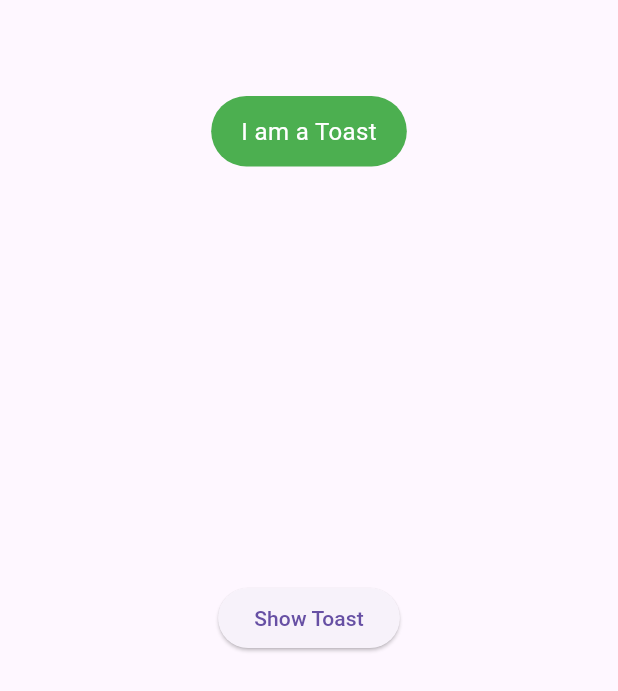
After one commit to pradeepyuni07/Day2-Dart, a Flutter app: the ToastDemo screen opened directly, after a tap on "Show Toast", on a phone screen of 412 x 824 dp. The commit adds this screen. Shown: the top 691 px of the screen. Run offline on Flutter 3.47's test engine with Material 3 defaults, Android fonts, the phone set to English and light mode, and no system bars; our stand-ins replace fluttertoast, image_picker; key blocks and very long unbroken strings in the code were emptied for the run.

Commit message:
Toast Completed

```diff
--- a/lib/main.dart
+++ b/lib/main.dart
@@ -13,6 +13,7 @@ import 'package:dart_app/rowcolumn.dart';
 import 'package:dart_app/stlessful.dart';
 import 'package:dart_app/text_field_widget.dart';
 import 'package:dart_app/text_formField.dart' show TextFormfieldDemo;
+import 'package:dart_app/toast_demo.dart';
 import 'package:dart_app/wrap_widget.dart';
 import 'package:flutter/material.dart';
 
@@ -30,7 +31,7 @@ class MyApp extends StatelessWidget {
   Widget build(BuildContext context) {
     return MaterialApp(
       debugShowCheckedModeBanner: false, // Remove debug banner
-      home:PageViewDemo()
+      home:ToastDemo()
     );
   }
 }
--- a/lib/page_view_demo.dart
+++ b/lib/page_view_demo.dart
@@ -1,3 +1,5 @@
+import 'dart:async';
+
 import 'package:flutter/material.dart';
 
 class PageViewDemo extends StatefulWidget {
@@ -9,35 +11,59 @@ class PageViewDemo extends StatefulWidget {
 
 class _PageViewDemoState extends State<PageViewDemo> {
   final List<Widget> _screens = [const Home(), const Search(), const Profile()];
-   int currentPage=0;
+  int currentPage = 0;
+  PageController _controller = PageController();
+  @override
+  void initState() {
+    super.initState();
+    _controller = PageController();
+
+    Timer.periodic(Duration(seconds: 3), (Timer timer) {
+      if (currentPage < _screens.length - 1) {
+        currentPage++;
+      } else {
+        currentPage = 0;
+      }
+      _controller.animateToPage(
+        currentPage,
+        duration: Duration(milliseconds: 500),
+        curve: Curves.easeInOut,
+      );
+
+    });
+  }
+
+    void Dispose(){
+       super.dispose();
+       _controller.dispose();
+    }
+
   @override
   Widget build(BuildContext context) {
     return Scaffold(
       body: Column(
         children: [
           Expanded(
-
             flex: 2,
             child: PageView(
-                  scrollDirection: Axis.vertical,
+
+              controller: _controller,
               padEnds: true,
               physics: BouncingScrollPhysics(),
               // pageSnapping: false,
               children: _screens,
-                    onPageChanged: (index){
+              onPageChanged: (index) {
                 setState(() {
-
-                         currentPage=index;
+                  currentPage = index;
                 });
               },
-
             ),
           ),
           Expanded(
             flex: 1,
             child: Row(
               mainAxisAlignment: MainAxisAlignment.center,
-                  children: List.generate(3, (index){
+              children: List.generate(3, (index) {
                 return AnimatedContainer(
                   duration: Duration(milliseconds: 300),
                   curve: Curves.easeInOut,
@@ -50,17 +76,19 @@ class _PageViewDemoState extends State<PageViewDemo> {
                     shape: BoxShape.circle,
                   ),
                 );
-
-                  })
+              }),
             ),
-              )
+          ),
         ],
       ),
 
 
     );
+
+
   }
 }
+
 class Home extends StatelessWidget {
   const Home({super.key});
 
--- /dev/null
+++ b/lib/toast_demo.dart
@@ -0,0 +1,35 @@
+import 'package:flutter/material.dart';
+import 'package:fluttertoast/fluttertoast.dart';
+
+class ToastDemo extends StatefulWidget {
+  const ToastDemo({super.key});
+
+  @override
+  State<ToastDemo> createState() => _ToastDemoState();
+}
+
+class _ToastDemoState extends State<ToastDemo> {
+  @override
+  Widget build(BuildContext context) {
+    return Scaffold(
+      body: Center(
+        child: ElevatedButton(
+          onPressed: () {
+            Fluttertoast.showToast(
+              msg: "I am a Toast",
+              toastLength: Toast.LENGTH_SHORT,
+              gravity: ToastGravity.TOP,
+              backgroundColor: Colors.green,
+              textColor: Colors.white,
+              fontSize: 16.0,
+              webPosition: "center",
+               webShowClose: true,
+              webBgColor: "linear-gradient(to right, #00ff00, #00000038)",
+            );
+          },
+          child: Text("Show Toast"),
+        ),
+      ),
+    );
+  }
+}
```
Lines whose indentation alone changed are shown as unchanged.
